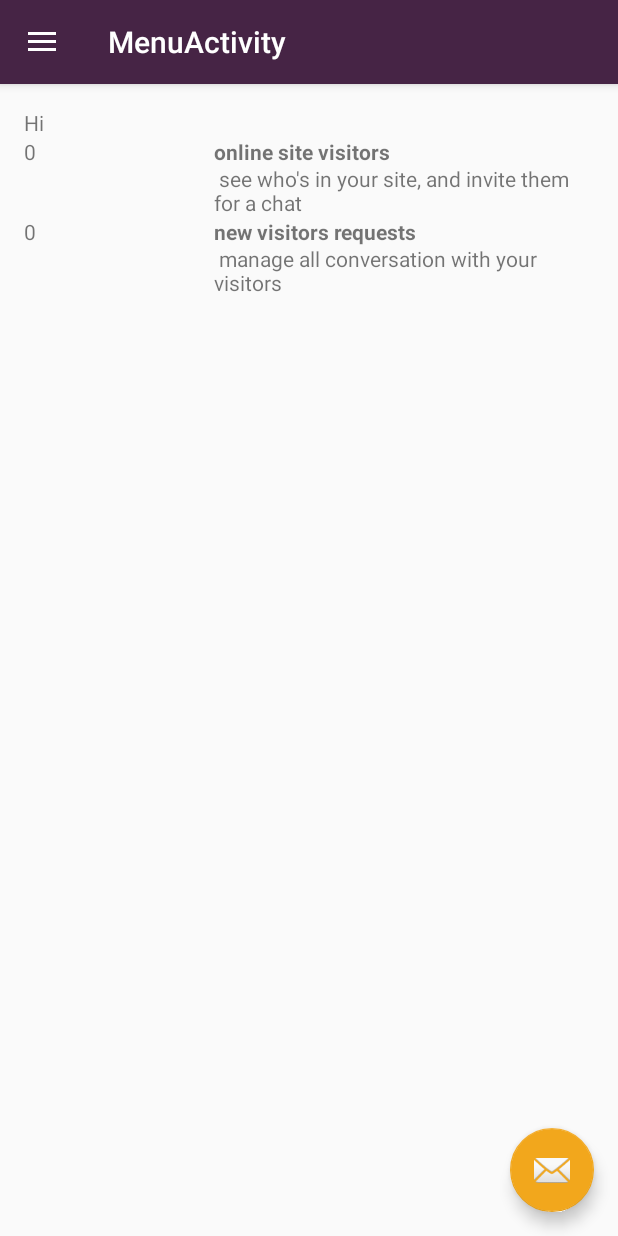
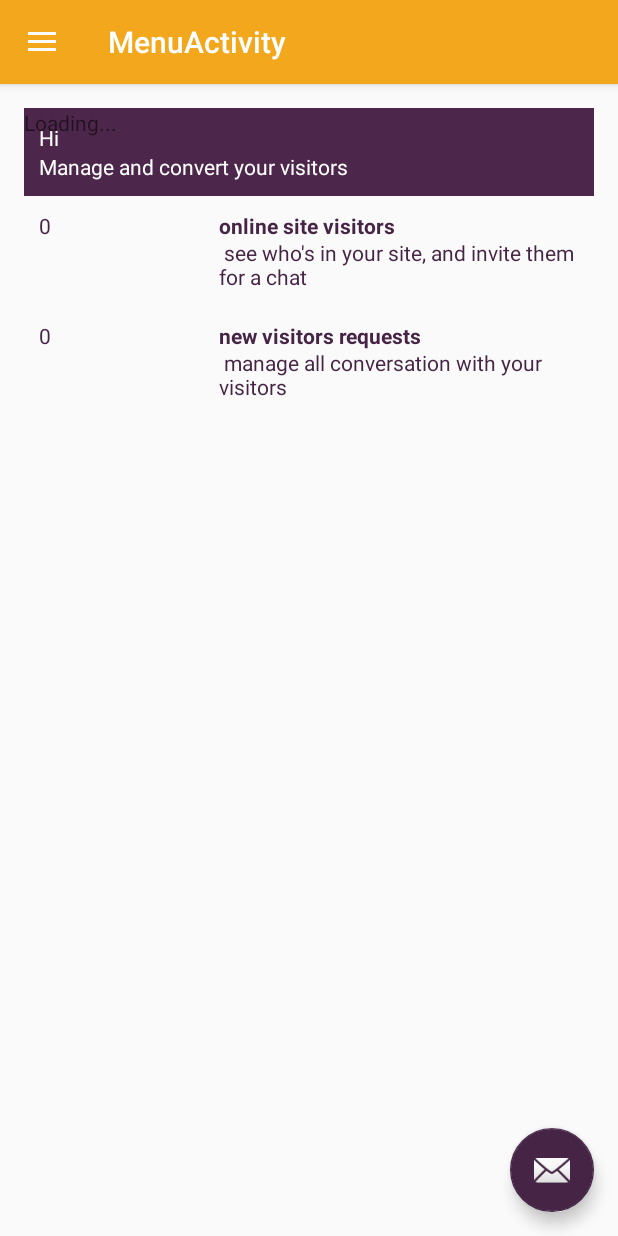
Before and after one commit to DroidUcation/chayaroth, an Android app: the DashboardFragment screen opened directly, with no data from a screen before it, on a phone screen of 412 x 824 dp. Run offline under Robolectric (Android 15) with nearby library versions, the phone set to English and light mode, and no system bars.

Commit message:
start designing

```diff
--- a/app/src/main/java/com/example/chaya/bontact/RecyclerViews/InboxAdapter.java
+++ b/app/src/main/java/com/example/chaya/bontact/RecyclerViews/InboxAdapter.java
@@ -23,6 +23,7 @@ package com.example.chaya.bontact.RecyclerViews;
  import java.util.List;
 
  import com.example.chaya.bontact.Helpers.AvatarHelper;
+ import com.example.chaya.bontact.Ui.Activities.MenuActivity;
 
 
 public class InboxAdapter extends RecyclerView.Adapter<InboxAdapter.InboxHolder> {
@@ -120,6 +121,7 @@ public class InboxAdapter extends RecyclerView.Adapter<InboxAdapter.InboxHolder>
             {
                 InnerConversationDataManager innerConversationDataManager=new InnerConversationDataManager(conversation);
                 innerConversationDataManager.getDataFromServer(v.getContext(),token);
+                ((MenuActivity)v.getContext()).setProgressBarCenterState(View.VISIBLE);
             }
             }
 
--- a/app/src/main/java/com/example/chaya/bontact/Ui/Activities/MenuActivity.java
+++ b/app/src/main/java/com/example/chaya/bontact/Ui/Activities/MenuActivity.java
@@ -28,6 +28,8 @@ public class MenuActivity extends AppCompatActivity
         implements NavigationView.OnNavigationItemSelectedListener,View.OnClickListener,ServerCallResponseToUi {
     AgentDataManager agentDataManager;
     ConverastionDataManager converastionDataManager;
+        ProgressBar progressBarCenter=null;
+
 
     @Override
     protected void onCreate(Bundle savedInstanceState) {
@@ -55,7 +57,7 @@ public class MenuActivity extends AppCompatActivity
 
         NavigationView navigationView = (NavigationView) findViewById(R.id.nav_view);
         navigationView.setNavigationItemSelectedListener(this);
-
+        progressBarCenter= (ProgressBar) findViewById(R.id.loading_center);
         agentDataManager=new AgentDataManager();
         String token= agentDataManager.getAgentToken(this);
         if(token!=null)
@@ -63,6 +65,17 @@ public class MenuActivity extends AppCompatActivity
             converastionDataManager=new ConverastionDataManager();
             converastionDataManager.getFirstDataFromServer(this,token);
         }
+    }
+
+    public void setProgressBarCenterState(int state) {
+        if(progressBarCenter==null)
+            progressBarCenter= (ProgressBar) findViewById(R.id.loading_center);
+        if(state==View.VISIBLE)
+        {
+
+        }
+        progressBarCenter.setVisibility(state);
+
     }
 
     @Override
@@ -91,12 +104,12 @@ public class MenuActivity extends AppCompatActivity
         {
             getSupportFragmentManager().beginTransaction().replace(R.id.content_fragment, DashboardFragment.newInstance()).commit();
             return true;
-        } else if (id == R.id.nav_online_v || id==R.id.onlineVisitors_btn_dashboard)
+        } else if (id == R.id.nav_online_v || id==R.id.onlineVisitors_dashboard_layout)
         {
             getSupportFragmentManager().beginTransaction().replace(R.id.content_fragment, OnlineVisitorsFragment.newInstance()).commit();
             return true;
         } else
-        if (id == R.id.nav_inbox|| id==R.id.visitorsRequest_btn_dashboard){
+        if (id == R.id.nav_inbox|| id==R.id.visitorsRequest_dashboard_layout){
             getSupportFragmentManager().beginTransaction().replace(R.id.content_fragment, InboxFragment.newInstance()).commit();
             return true;
         } else if (id == R.id.nav_settings)
@@ -128,7 +141,7 @@ public class MenuActivity extends AppCompatActivity
                         b.putInt(Contract.InnerConversation.COLUMN_ID_SURFUR, Integer.parseInt(response)); //Your id
                         intent.putExtras(b); //Put your id to your next Intent
                         startActivity(intent);
-
+                        setProgressBarCenterState(View.GONE);
 
                     }
                 });
--- a/app/src/main/java/com/example/chaya/bontact/Ui/Fragments/DashboardFragment.java
+++ b/app/src/main/java/com/example/chaya/bontact/Ui/Fragments/DashboardFragment.java
@@ -38,13 +38,13 @@ public class DashboardFragment extends Fragment{
         //Inflate the layout for this fragment
         RootView = inflater.inflate(R.layout.fragment_dashboard, container, false);
 
-        LinearLayout request_v = (LinearLayout) RootView.findViewById(R.id.visitorsRequest_btn_dashboard);
+        LinearLayout request_v = (LinearLayout) RootView.findViewById(R.id.visitorsRequest_dashboard_layout);
         request_v.setOnClickListener((View.OnClickListener) getActivity());
-        LinearLayout online_v = (LinearLayout) RootView.findViewById(R.id.onlineVisitors_btn_dashboard);
+        LinearLayout online_v = (LinearLayout) RootView.findViewById(R.id.onlineVisitors_dashboard_layout);
         online_v.setOnClickListener((View.OnClickListener) getActivity());
         Log.d("this", this.toString());
         agentDataManager=new AgentDataManager();
-        TextView welcome_msg = (TextView) RootView.findViewById(R.id.txt_welcom_msg);
+        TextView welcome_msg = (TextView) RootView.findViewById(R.id.txt_welcom_name);
         if (agentDataManager.getAgentName(getContext())!=null)
             welcome_msg.append(" "+agentDataManager.getAgentName(getContext()));
         else {
--- a/app/src/main/java/com/example/chaya/bontact/Ui/Fragments/InboxFragment.java
+++ b/app/src/main/java/com/example/chaya/bontact/Ui/Fragments/InboxFragment.java
@@ -31,10 +31,11 @@ public class InboxFragment extends Fragment implements LoaderManager.LoaderCallb
     private RecyclerView recyclerView;
     private InboxAdapter adapter;
     private  View rootView;
-    //  private ProgressBar progressBarFirstData;
     private ProgressBar progressBarCenter;
     ProgressBar progressBarBottom;
     private LinearLayoutManager linearLayoutManager;
+
+    int lastVisibleItem;
     public InboxFragment() {
     }
 
@@ -66,13 +67,14 @@ public class InboxFragment extends Fragment implements LoaderManager.LoaderCallb
         progressBarCenter = (ProgressBar) getActivity().findViewById(R.id.loading_center);
         progressBarCenter.setVisibility(View.VISIBLE);
         progressBarBottom = (ProgressBar) rootView.findViewById(R.id.loading_next_inbox_data);
+
         getActivity().getSupportLoaderManager().initLoader(INBOX_LOADER, null,this);
         return rootView;
 
     }
     @Override
     public Loader onCreateLoader(int id, Bundle args) {
-
+        lastVisibleItem=0;
         String sortOrder = Contract.Conversation.COLUMN_LAST_DATE  + " DESC"; //Sort by modified date as default
         CursorLoader cursorLoader= new CursorLoader(getContext(),Contract.Conversation.INBOX_URI,null,null,null,sortOrder);
         return cursorLoader;
@@ -80,14 +82,15 @@ public class InboxFragment extends Fragment implements LoaderManager.LoaderCallb
 
     @Override
     public void onLoadFinished(Loader<Cursor> loader, Cursor cursor) {
+
         //todo:if need the visibility
         recyclerView.setVisibility(View.VISIBLE);
-        // progressBarFirstData.setVisibility(View.GONE);
         progressBarCenter.setVisibility(View.GONE);
         progressBarBottom.setVisibility(View.GONE);
         if (cursor != null && cursor.moveToFirst()) {
             adapter = new InboxAdapter(getContext(), cursor);
             recyclerView.setAdapter(adapter);
+            recyclerView.scrollToPosition(lastVisibleItem);
             recyclerView.setVisibility(View.VISIBLE);
         } else {
             recyclerView.setVisibility(View.GONE);
@@ -122,6 +125,7 @@ public class InboxFragment extends Fragment implements LoaderManager.LoaderCallb
             super.onScrolled(recyclerView, dx, dy);
             if(linearLayoutManager.findLastCompletelyVisibleItemPosition()+1 ==adapter.getItemCount())//end of data
             {
+                lastVisibleItem=linearLayoutManager.findLastCompletelyVisibleItemPosition();
                 AgentDataManager agentDataManager=new AgentDataManager();
                 ConverastionDataManager converastionDataManager=new ConverastionDataManager();
                 converastionDataManager.getNextDataFromServer(getContext(),agentDataManager.getAgentToken(getContext()));
--- a/app/src/main/res/layout/content_menu.xml
+++ b/app/src/main/res/layout/content_menu.xml
@@ -24,4 +24,10 @@
         android:foregroundGravity="fill"
         android:visibility="gone"
         />
+    <TextView
+        android:layout_width="wrap_content"
+        android:layout_height="wrap_content"
+        android:text="Loading..."
+        android:id="@+id/loading_center"
+        />
 </RelativeLayout>
--- a/app/src/main/res/layout/fragment_dashboard.xml
+++ b/app/src/main/res/layout/fragment_dashboard.xml
@@ -5,49 +5,75 @@
     android:layout_width="match_parent"
     android:layout_height="match_parent"
     tools:context=".Ui.Fragments.DashboardFragment">
+
+        <LinearLayout
+        android:id="@+id/welcome_layout"
+        android:layout_width="match_parent"
+        android:layout_height="wrap_content"
+        android:background="@color/purple"
+        android:orientation="vertical"
+        android:layout_alignParentTop="true"
+        android:padding="@dimen/padding_dashboard_layouts"
+     >
+            <TextView
+            android:id="@+id/txt_welcom_name"
+            android:layout_width="match_parent"
+            android:layout_height="wrap_content"
+            android:text="@string/welcome_name_msg"
+            android:textColor="@color/white"/>
             <TextView
             android:id="@+id/txt_welcom_msg"
             android:layout_width="match_parent"
             android:layout_height="wrap_content"
-    android:text="@string/welcome_msg"/>
+            android:text="@string/welcome_msg"
+            android:textColor="@color/white"
+            />
+    </LinearLayout>
+
     <LinearLayout
-    android:id="@+id/onlineVisitors_btn_dashboard"
+    android:id="@+id/onlineVisitors_dashboard_layout"
     android:layout_width="match_parent"
     android:layout_height="wrap_content"
     android:orientation="horizontal"
-    android:layout_below="@id/txt_welcom_msg"
-    android:clickable="true">
+    android:layout_below="@id/welcome_layout"
+    android:clickable="true"
+    android:padding="10dp">
             <TextView
             android:id="@+id/count_visitors"
             android:layout_width="0dp"
             android:layout_height="match_parent"
             android:layout_weight="1"
-            android:text="0"/>
+            android:text="0"
+                android:textColor="@color/colorAccent" />
             <TextView
             android:id="@+id/txt_online_v_btn"
             android:layout_width="0dp"
             android:layout_height="match_parent"
             android:layout_weight="2"
-            android:text="@string/txt_online_v"/>
+            android:text="@string/txt_online_v"
+                android:textColor="@color/colorAccent" />
     </LinearLayout>
     <LinearLayout
-  android:id="@+id/visitorsRequest_btn_dashboard"
+     android:id="@+id/visitorsRequest_dashboard_layout"
      android:layout_width="match_parent"
      android:layout_height="wrap_content"
      android:orientation="horizontal"
-  android:layout_below="@id/onlineVisitors_btn_dashboard">
+     android:layout_below="@id/onlineVisitors_dashboard_layout"
+     android:padding="10dp">
     `       <TextView
             android:id="@+id/count_request"
             android:layout_width="0dp"
             android:layout_height="match_parent"
             android:layout_weight="1"
-            android:text="0"/>
+            android:text="0"
+            android:textColor="@color/colorAccent" />
             <TextView
             android:id="@+id/txt_request_btn"
             android:layout_width="0dp"
             android:layout_height="match_parent"
             android:layout_weight="2"
-            android:text="@string/txt_request_v"/>
+            android:text="@string/txt_request_v"
+            android:textColor="@color/colorAccent" />
     </LinearLayout>
 
 </RelativeLayout>
--- a/app/src/main/res/values/colors.xml
+++ b/app/src/main/res/values/colors.xml
@@ -1,8 +1,8 @@
 <?xml version="1.0" encoding="utf-8"?>
 <resources>
-    <color name="colorPrimary">#462445 </color>
-    <color name="colorPrimaryDark">#462445 </color>
-    <color name="colorAccent">#f2a71c</color>
+    <color name="colorPrimary">#f2a71c</color>
+    <color name="colorPrimaryDark">#f2a71c</color>
+    <color name="colorAccent">#462445</color>
     <color name="colorRequierd">#ee1010</color>
 <!--example chat-->
     <color name="actionbar">#3cb879</color>
@@ -10,7 +10,6 @@
     <color name="body_background_green">#82e783</color>
     <color name="server_status_bar">#2b2b2b</color>
     <color name="title_gray">#434343</color>
-    <color name="white">#ffffff</color>
     <color name="bg_msg_you">#5eb964</color>
     <color name="bg_msg_from">#e5e7eb</color>
     <color name="msg_border_color">#a1a1a1</color>
@@ -19,5 +18,11 @@
     <color name="text_msg_input">#626262</color>
     <color name="lblFromName">#777777</color>
     <color name="bg_bubble_self">#e1e1e1</color>
-    <color name="orange">#e7d4bc</color>
+
+    <!--************* new colors ******************* -->
+
+    <color name="purple">#4d274b</color>
+    <color name="orange">#f2a71c</color>
+    <color name="white">#ffffff</color>
+
 </resources>
--- a/app/src/main/res/values/dimens.xml
+++ b/app/src/main/res/values/dimens.xml
@@ -6,4 +6,8 @@
     <dimen name="nav_header_vertical_spacing">16dp</dimen>
     <dimen name="nav_header_height">160dp</dimen>
     <dimen name="fab_margin">16dp</dimen>
+
+    <!-- my dimens -->
+    <dimen name="padding_dashboard_layouts">10dp</dimen>
+
 </resources>
--- a/app/src/main/res/values/strings.xml
+++ b/app/src/main/res/values/strings.xml
@@ -25,14 +25,14 @@
 
 
     <!--text view messegaes -->
-    <string name="welcome_msg">Hi</string>
+    <string name="welcome_name_msg">Hi</string>
     <string name="login">Log in</string>
     <!--check if itis one or more v/r and change the string according to-->
     <string name="txt_online_v"><b>online site visitors</b>\n
     see who\'s in your site, and invite them for a chat</string>
     <string name="txt_request_v"><b>new visitors requests</b>\n
      manage all conversation with your visitors</string>
-
+<string name="welcome_msg">Manage and convert your visitors</string>
 
     <!--Error messages -->
     <string name="empty_deatails">Plese enter User name and password</string>
```
Lines whose indentation alone changed are shown as unchanged.
